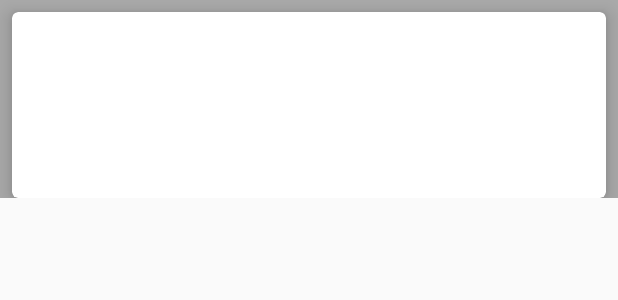
After one commit to PasqualeSansonna/MovingFast, an Android app: the layout card_rental.xml on its own in the app's theme, with its tools: preview values and no code run, on a phone screen of 412 x 824 dp. The commit adds this screen. Shown: the top 300 px of the screen. Run offline under Robolectric (Android 15) with nearby library versions, the phone set to English and light mode, and no system bars.

Commit message:
Creazione fragment dello storico dei noleggi (layout con CardView e RecycleView)

```diff
--- a/app/build.gradle
+++ b/app/build.gradle
@@ -34,4 +34,7 @@ dependencies {
     implementation 'com.google.android.gms:play-services-maps:17.0.0'
     implementation 'com.android.support:design:29.0.0'
     implementation 'com.mikhaellopez:circularimageview:4.2.0'
+    implementation 'com.google.android.material:material:1.0.0'
+    implementation 'androidx.recyclerview:recyclerview:1.0.0'
+
 }
--- /dev/null
+++ b/app/src/main/res/layout/card_rental.xml
@@ -0,0 +1,66 @@
+<?xml version="1.0" encoding="utf-8"?>
+<LinearLayout xmlns:android="http://schemas.android.com/apk/res/android"
+    xmlns:app="http://schemas.android.com/apk/res-auto"
+    android:orientation="vertical"
+    android:background="@android:color/darker_gray"
+    android:layout_width="match_parent"
+    android:layout_height="wrap_content">
+
+    <com.google.android.material.card.MaterialCardView
+        style="@style/Widget.MaterialComponents.CardView"
+        android:id="@+id/examCard"
+        android:layout_width="match_parent"
+        android:layout_height="wrap_content"
+        app:cardElevation="@dimen/card_elevation"
+        android:layout_marginLeft="@dimen/mtrl_card_spacing"
+        android:layout_marginTop="@dimen/mtrl_card_spacing"
+        android:layout_marginRight="@dimen/mtrl_card_spacing"
+        android:minHeight="100dp">
+
+        <androidx.constraintlayout.widget.ConstraintLayout
+            android:layout_width="match_parent"
+            android:layout_height="wrap_content"
+            android:padding="@dimen/card_padding">
+
+            <TextView
+                android:id="@+id/dataTextView"
+                android:textSize="@dimen/title_card_size"
+                android:layout_width="wrap_content"
+                android:layout_height="wrap_content"
+                android:text=""
+                android:textStyle="bold"
+                app:layout_constraintLeft_toLeftOf="parent"
+                app:layout_constraintTop_toTopOf="parent"/>
+
+            <TextView
+                android:id="@+id/durationTextView"
+                android:textSize="@dimen/subtitle_card_size"
+                android:layout_width="wrap_content"
+                android:layout_height="wrap_content"
+                android:text=""
+                app:layout_constraintLeft_toLeftOf="parent"
+                app:layout_constraintTop_toBottomOf="@+id/dataTextView"/>
+
+            <TextView
+                android:id="@+id/startHourTextView"
+                android:textSize="@dimen/subtitle_card_size"
+                android:layout_width="wrap_content"
+                android:layout_height="wrap_content"
+                android:text=""
+                app:layout_constraintLeft_toLeftOf="parent"
+                app:layout_constraintTop_toBottomOf="@+id/durationTextView"/>
+
+            <TextView
+                android:id="@+id/endHourTextView"
+                android:textSize="@dimen/subtitle_card_size"
+                android:layout_width="wrap_content"
+                android:layout_height="wrap_content"
+                android:text=""
+                app:layout_constraintLeft_toLeftOf="parent"
+                app:layout_constraintTop_toBottomOf="@+id/startHourTextView"/>
+
+        </androidx.constraintlayout.widget.ConstraintLayout>
+
+    </com.google.android.material.card.MaterialCardView>
+
+</LinearLayout>
--- a/app/src/main/res/values/dimens.xml
+++ b/app/src/main/res/values/dimens.xml
@@ -32,4 +32,9 @@
     </array>
     <dimen name="num_box_size">40dp</dimen>
     <dimen name="image_layout_size">50dp</dimen>
+    <dimen name="card_elevation">8dp</dimen>
+    <dimen name="card_padding">15dp</dimen>
+    <dimen name="title_card_size">20sp</dimen>
+    <dimen name="subtitle_card_size">16sp</dimen>
+    <dimen name="text_near_text">8dp</dimen>
 </resources>
```
Also changed, not shown: app/src/main/AndroidManifest.xml (+5 -6 lines), app/src/main/java/it/uniba/di/gruppo17/PastRentalsFragment.java (added, +55 -0 lines), app/src/main/java/it/uniba/di/gruppo17/asynchttp/AsyncPastRentals.java (added, +30 -0 lines), app/src/main/java/it/uniba/di/gruppo17/util/Rental.java (added, +24 -0 lines), app/src/main/res/layout/fragment_past_rentals.xml (added, +99 -0 lines), app/src/main/res/values/strings.xml (+11 -4 lines).
